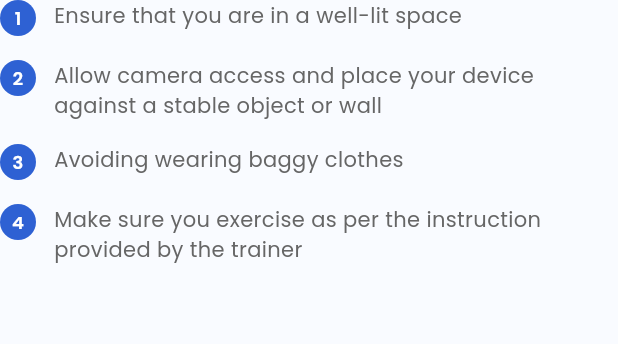
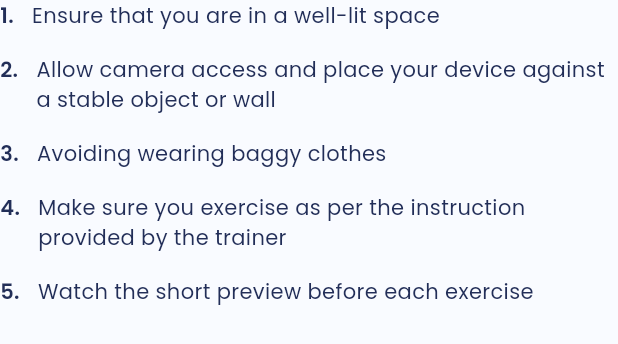
Before and after one commit to rupesh88899/aalycare, a Flutter app: the _StepList widget shown alone on an empty page, opened directly, on a phone screen of 412 x 824 dp. Shown: the top 344 px of the screen. Run offline on Flutter 3.47's test engine with Material 3 defaults, Android fonts, the light colour scheme and no system bars; our stand-ins replace firebase_auth, firebase_core, flutter_riverpod, go_router, google_fonts; accounts and stored records are empty.

Commit message:
health risk done

```diff
--- a/lib/features/assessment/presentation/assessment_detail_screen.dart
+++ b/lib/features/assessment/presentation/assessment_detail_screen.dart
@@ -139,7 +139,7 @@ class AssessmentDetailScreen extends StatelessWidget {
                       ),
                       const SizedBox(height: 20),
                       // Feature icons row
-                      Row(
+                      const Row(
                         mainAxisAlignment: MainAxisAlignment.spaceEvenly,
                         children: [
                           Expanded(
@@ -179,6 +179,19 @@ class AssessmentDetailScreen extends StatelessWidget {
                         ),
                       ),
                       const SizedBox(height: 20),
+                      // Content with border container
+                      Container(
+                        decoration: BoxDecoration(
+                          borderRadius: BorderRadius.circular(16),
+                          border: Border.all(
+                            color: const Color(0xFFE6E6E6),
+                            width: 1,
+                          ),
+                        ),
+                        // padding: const EdgeInsets.all(20),
+                        child: Column(
+                          crossAxisAlignment: CrossAxisAlignment.start,
+                          children: [
                             // Exercise image
                             ClipRRect(
                               borderRadius: BorderRadius.circular(16),
@@ -203,13 +216,15 @@ class AssessmentDetailScreen extends StatelessWidget {
                                     width: 32,
                                     height: 32,
                                     decoration: const BoxDecoration(
-                                color: Color(0xFF4CAF50),
                                       shape: BoxShape.circle,
                                     ),
-                              child: const Icon(
-                                Icons.shield_outlined,
-                                color: Colors.white,
-                                size: 18,
+                                    child: Center(
+                                      child: Image.asset(
+                                        'assets/images/green_shield.png',
+                                        width: 18,
+                                        height: 18,
+                                        fit: BoxFit.contain,
+                                      ),
                                     ),
                                   ),
                                   const SizedBox(width: 12),
@@ -219,7 +234,7 @@ class AssessmentDetailScreen extends StatelessWidget {
                                       style: TextStyle(
                                         fontSize: 14,
                                         fontWeight: FontWeight.w500,
-                                  color: Color(0xFF2E7D32),
+                                        color: Color(0xFF707070),
                                       ),
                                     ),
                                   ),
@@ -229,6 +244,9 @@ class AssessmentDetailScreen extends StatelessWidget {
                             const SizedBox(height: 20),
                             // Steps list
                             const _StepList(),
+                          ],
+                        ),
+                      ),
                       const SizedBox(height: 30),
                       // Start button
                       SizedBox(
@@ -318,6 +336,7 @@ class _StepList extends StatelessWidget {
       'Allow camera access and place your device against a stable object or wall',
       'Avoiding wearing baggy clothes',
       'Make sure you exercise as per the instruction provided by the trainer',
+      'Watch the short preview before each exercise',
     ];
     return Column(
       crossAxisAlignment: CrossAxisAlignment.start,
@@ -328,22 +347,12 @@ class _StepList extends StatelessWidget {
                 child: Row(
                     crossAxisAlignment: CrossAxisAlignment.start,
                     children: [
-                      Container(
-                        width: 24,
-                        height: 24,
-                        decoration: const BoxDecoration(
-                          color: Color(0xFF2E61D3),
-                          shape: BoxShape.circle,
-                        ),
-                        child: Center(
-                          child: Text(
-                            '${index + 1}',
+                      Text(
+                        '${index + 1}.',
                         style: const TextStyle(
-                              color: Colors.white,
-                              fontSize: 12,
+                          color: Color(0xFF222E58),
+                          fontSize: 14,
                           fontWeight: FontWeight.w600,
-                            ),
-                          ),
                         ),
                       ),
                       const SizedBox(width: 12),
@@ -352,7 +361,7 @@ class _StepList extends StatelessWidget {
                           steps[index],
                           style: const TextStyle(
                             fontSize: 14,
-                            color: Color(0xFF666666),
+                            color: Color(0xFF222E58),
                             height: 1.4,
                           ),
                         ),
```
Lines whose indentation alone changed are shown as unchanged.
